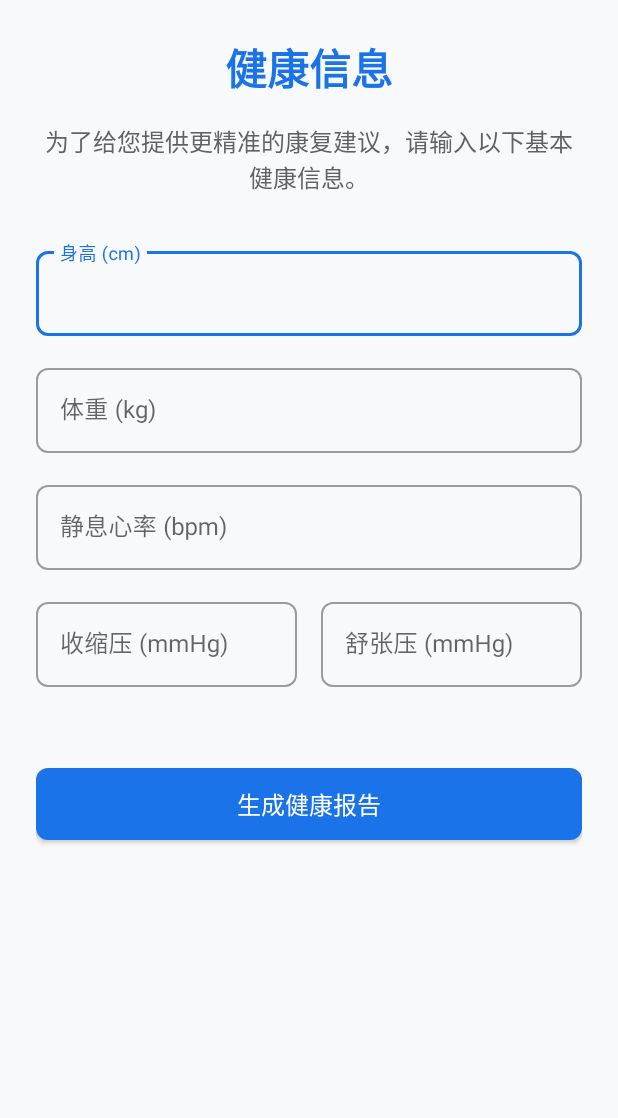
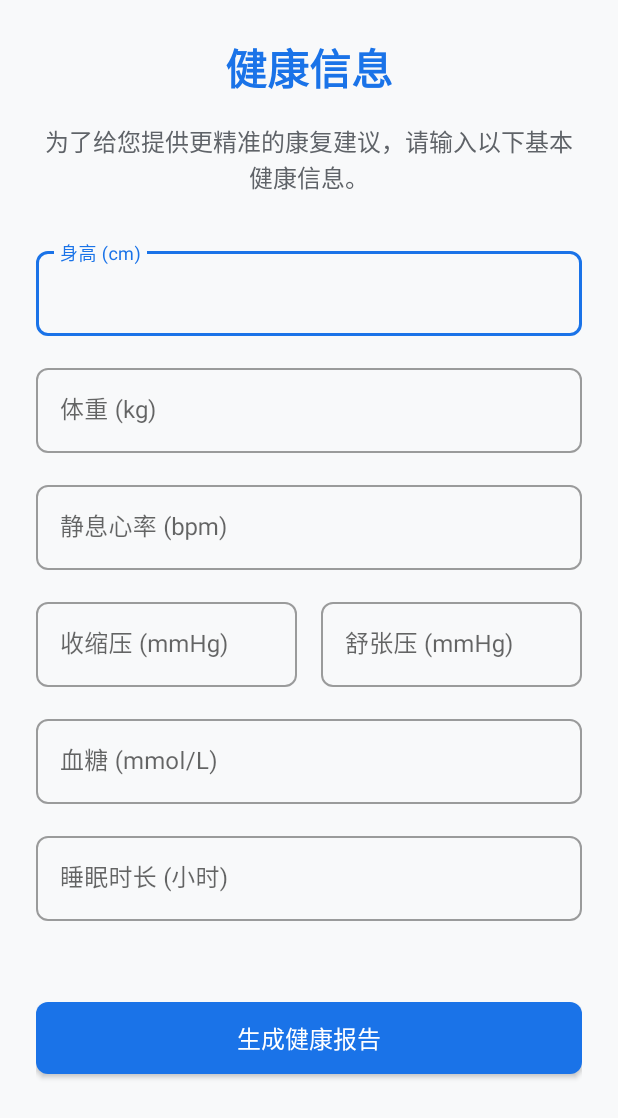
Before and after one commit to wuwuevan/APP, an Android app: the InitialHealthMetricsActivity screen opened directly, with no data from a screen before it, on a phone screen of 412 x 824 dp. Shown: the top 1118 px of the screen. Run offline under Robolectric (Android 15) with nearby library versions, the phone set to English and light mode, and no system bars.

Commit message:
Add blood sugar and sleep metrics

```diff
--- a/app/src/main/java/com/example/myapplication/ui/health/InitialHealthMetricsActivity.java
+++ b/app/src/main/java/com/example/myapplication/ui/health/InitialHealthMetricsActivity.java
@@ -24,6 +24,7 @@ import java.util.Locale;
 public class InitialHealthMetricsActivity extends AppCompatActivity {
 
     private EditText etHeight, etWeight, etHeartRate, etSystolic, etDiastolic;
+    private EditText etBloodSugar, etSleepHours;
     private Button btnGenerateReport;
     private HealthIndicatorDao healthIndicatorDao;
     private int userId;
@@ -61,13 +62,16 @@ public class InitialHealthMetricsActivity extends AppCompatActivity {
         etHeartRate = findViewById(R.id.et_heart_rate);
         etSystolic = findViewById(R.id.et_systolic);
         etDiastolic = findViewById(R.id.et_diastolic);
+        etBloodSugar = findViewById(R.id.et_blood_sugar);
+        etSleepHours = findViewById(R.id.et_sleep_hours);
         btnGenerateReport = findViewById(R.id.btn_generate_report);
     }
 
     private boolean validateInput() {
         if (TextUtils.isEmpty(etHeight.getText()) || TextUtils.isEmpty(etWeight.getText()) ||
             TextUtils.isEmpty(etHeartRate.getText()) || TextUtils.isEmpty(etSystolic.getText()) ||
-            TextUtils.isEmpty(etDiastolic.getText())) {
+            TextUtils.isEmpty(etDiastolic.getText()) || TextUtils.isEmpty(etBloodSugar.getText()) ||
+            TextUtils.isEmpty(etSleepHours.getText())) {
             Toast.makeText(this, "所有字段均为必填项", Toast.LENGTH_SHORT).show();
             return false;
         }
@@ -82,6 +86,8 @@ public class InitialHealthMetricsActivity extends AppCompatActivity {
         float height = Float.parseFloat(etHeight.getText().toString());
         float weight = Float.parseFloat(etWeight.getText().toString());
         float bmi = calculateBmi(height, weight);
+        float bloodSugar = Float.parseFloat(etBloodSugar.getText().toString());
+        float sleepHours = Float.parseFloat(etSleepHours.getText().toString());
 
         saveIndicator("身高", height, currentTime);
         saveIndicator("体重", weight, currentTime);
@@ -89,6 +95,8 @@ public class InitialHealthMetricsActivity extends AppCompatActivity {
         saveIndicator("心率", Float.parseFloat(etHeartRate.getText().toString()), currentTime);
         saveIndicator("收缩压", Float.parseFloat(etSystolic.getText().toString()), currentTime);
         saveIndicator("舒张压", Float.parseFloat(etDiastolic.getText().toString()), currentTime);
+        saveIndicator("血糖", bloodSugar, currentTime);
+        saveIndicator("睡眠时长", sleepHours, currentTime);
 
         Toast.makeText(this, "健康数据已保存", Toast.LENGTH_SHORT).show();
     }
--- a/app/src/main/res/layout/activity_initial_health_metrics.xml
+++ b/app/src/main/res/layout/activity_initial_health_metrics.xml
@@ -112,6 +112,34 @@
             </com.google.android.material.textfield.TextInputLayout>
         </LinearLayout>
 
+        <com.google.android.material.textfield.TextInputLayout
+            style="@style/Widget.MaterialComponents.TextInputLayout.OutlinedBox"
+            android:layout_width="match_parent"
+            android:layout_height="wrap_content"
+            android:hint="血糖 (mmol/L)"
+            android:layout_marginBottom="16dp">
+
+            <com.google.android.material.textfield.TextInputEditText
+                android:id="@+id/et_blood_sugar"
+                android:layout_width="match_parent"
+                android:layout_height="wrap_content"
+                android:inputType="numberDecimal" />
+        </com.google.android.material.textfield.TextInputLayout>
+
+        <com.google.android.material.textfield.TextInputLayout
+            style="@style/Widget.MaterialComponents.TextInputLayout.OutlinedBox"
+            android:layout_width="match_parent"
+            android:layout_height="wrap_content"
+            android:hint="睡眠时长 (小时)"
+            android:layout_marginBottom="16dp">
+
+            <com.google.android.material.textfield.TextInputEditText
+                android:id="@+id/et_sleep_hours"
+                android:layout_width="match_parent"
+                android:layout_height="wrap_content"
+                android:inputType="numberDecimal" />
+        </com.google.android.material.textfield.TextInputLayout>
+
         <Button
             android:id="@+id/btn_generate_report"
             android:layout_width="match_parent"
```
Also changed, not shown: app/src/main/java/com/example/myapplication/ui/health/HealthReportActivity.java (+21 -0 lines).
